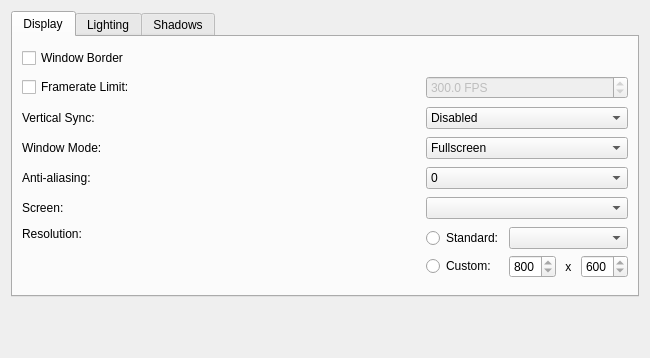
This is files/ui/graphicspage.ui in sunhawken/openmw as Qt 5 draws it before an edit. The edited form follows.
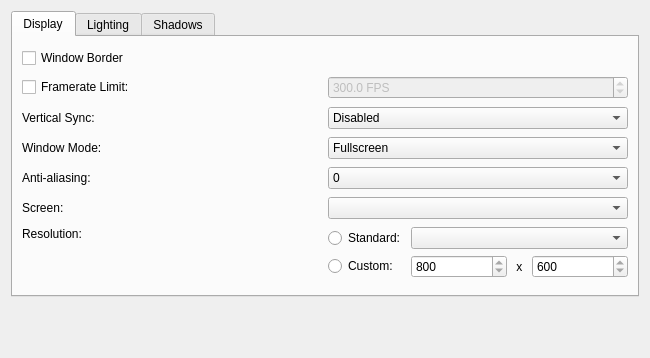
This is the edited form.

What changed in the file:
```diff
--- a/files/ui/graphicspage.ui
+++ b/files/ui/graphicspage.ui
@@ -22,7 +22,7 @@
       </attribute>
       <layout class="QHBoxLayout" name="horizontalLayout_2">
        <item>
-        <layout class="QGridLayout" name="gridLayout_4" columnstretch="1,0">
+        <layout class="QGridLayout" name="gridLayout_4" columnstretch="1,1">
          <item row="5" column="0">
           <widget class="QLabel" name="screenLabel">
            <property name="text">
```
